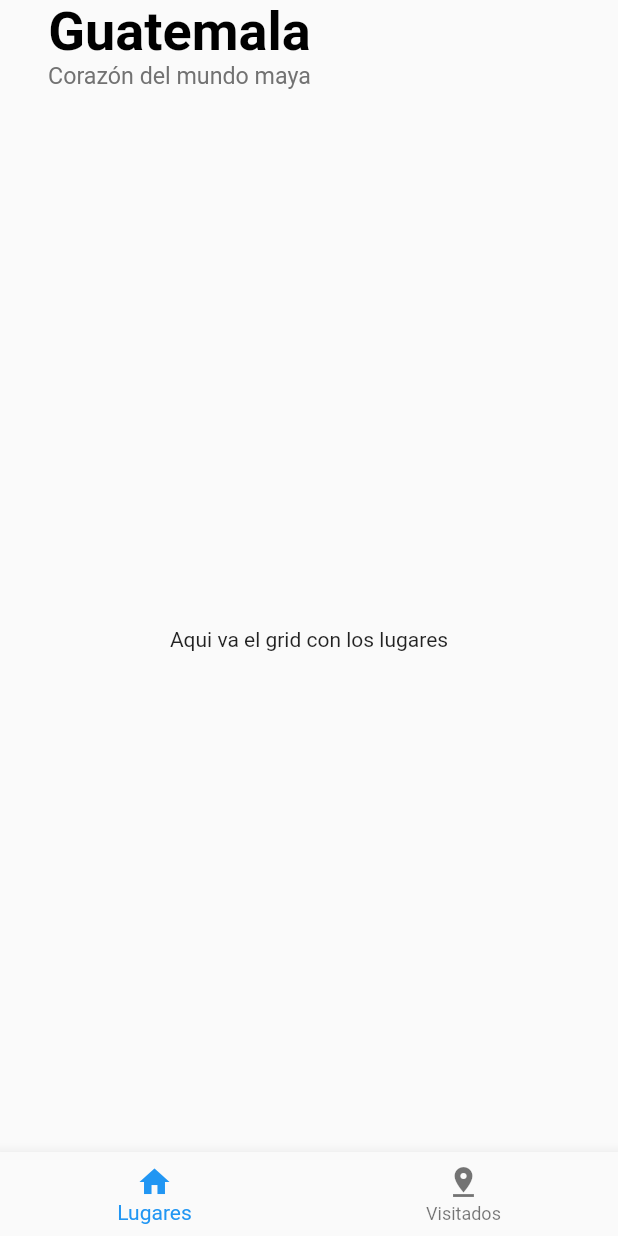
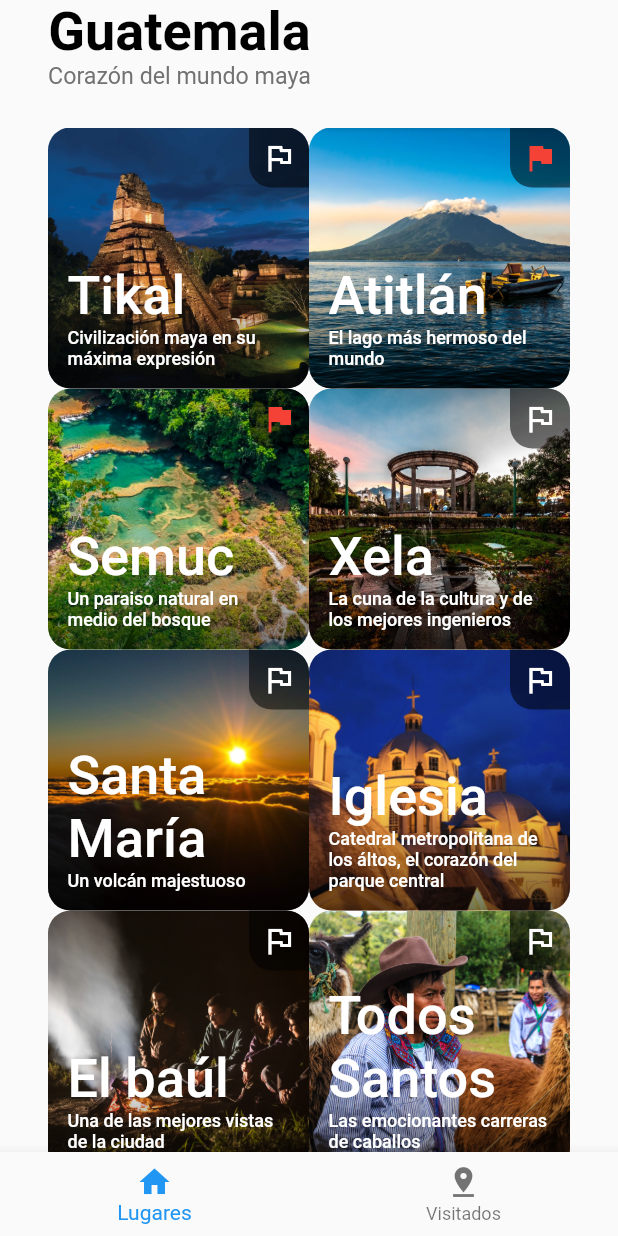
Before and after one commit to LouMDVP11/parcial3PrograDM, a Flutter app: the HomeScreen screen opened directly, on a phone screen of 412 x 824 dp. Run offline on Flutter 3.47's test engine with Material 2 defaults, Android fonts, the phone set to English and light mode, and no system bars; our stand-ins replace flutter_riverpod.

Commit message:
Arreglado login y cargadas tarjetas

```diff
--- a/lib/screens/home.dart
+++ b/lib/screens/home.dart
@@ -1,5 +1,7 @@
 import 'package:flutter/material.dart';
 import 'package:flutter_riverpod/flutter_riverpod.dart';
+import '../services/data.dart';
+import '../widgets.dart';
 
 int _selectedIndex = 0;
 
@@ -65,12 +67,20 @@ class PlacesPage extends ConsumerWidget {
         const SizedBox(
           height: 25,
         ),
-        const Expanded(
+        Expanded(
           child: Padding(
-              padding: EdgeInsets.symmetric(horizontal: 32.0),
-              child: Center(
-                child: Text('Aqui va el grid con los lugares'),
-              )),
+            padding: const EdgeInsets.symmetric(horizontal: 32.0),
+            child: GridView.builder(
+              gridDelegate: SliverGridDelegateWithFixedCrossAxisCount(
+                crossAxisCount: 2,
+              ),
+              itemCount: places.length,
+              itemBuilder: (context, index) {
+                final place = places[index];
+                return PlacesCard(image: place.image, title: place.title, description: place.description, visited: place.visited); // Utiliza PlacesCard
+              },
+            ),
+          ),
         ),
       ],
     );
@@ -96,12 +106,20 @@ class VisitsPage extends ConsumerWidget {
         const SizedBox(
           height: 30,
         ),
-        const Expanded(
+        Expanded(
           child: Padding(
-              padding: EdgeInsets.symmetric(horizontal: 32),
-              child: Center(
-                child: Text('Aqui va la lista con lugares ya visitados'),
-              )),
+            padding: const EdgeInsets.symmetric(horizontal: 32.0),
+            child: GridView.builder(
+              gridDelegate: SliverGridDelegateWithFixedCrossAxisCount(
+                crossAxisCount: 2,
+              ),
+              itemCount: places.length,
+              itemBuilder: (context, index) {
+                final place = places[index];
+                return VisitedCard(image: place.image, title: place.title); // Utiliza PlacesCard
+              },
+            ),
+          ),
         ),
       ],
     );
--- a/lib/screens/login.dart
+++ b/lib/screens/login.dart
@@ -2,6 +2,7 @@
 
 import 'package:flutter/material.dart';
 import 'package:parcial3/screens/home.dart';
+import '../services/data.dart';
 
 class LoginScreen extends StatefulWidget {
   const LoginScreen({super.key});
@@ -15,8 +16,8 @@ class _LoginScreenState extends State<LoginScreen> {
   Widget build(BuildContext context) {
     var insertedEmail="";
     var insertedPassword="";
-    var correctEmail="correo@test.com";
-    var correctPassword="ABC123";
+    var correctEmail=loginData[0];
+    var correctPassword=loginData[1];
     TextEditingController _passwordController = TextEditingController();
     TextEditingController _emailController = TextEditingController();
     return Scaffold(
--- a/lib/services/data.dart
+++ b/lib/services/data.dart
@@ -1,6 +1,6 @@
 
 // login Usuario y Contraseña
-var loginData = ['su_Nombre', 'carnet'];
+var loginData = ['Lourdes Del Valle', '202008019'];
 
 // clase de lugares
 class Place {
```
Also changed, not shown: lib/main.dart (line endings or trailing spaces).
